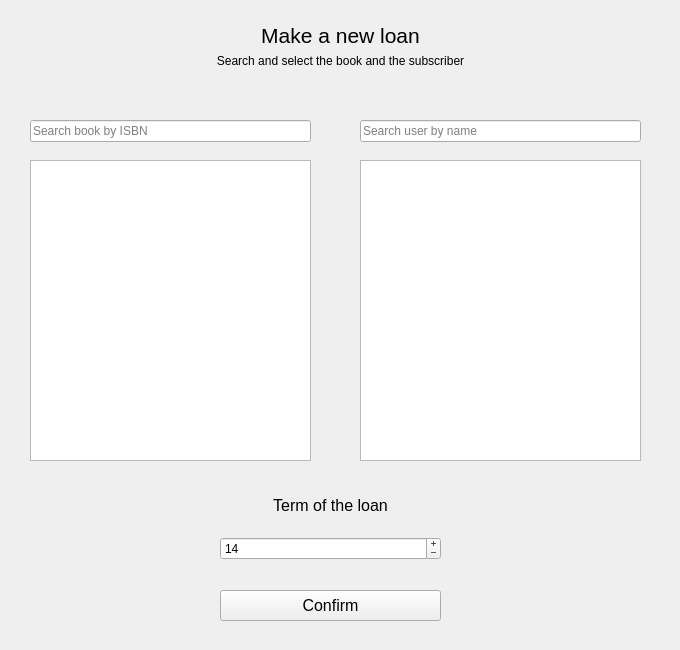
sophieham/Glybook, file source/loandialog.ui: the form before one commit.
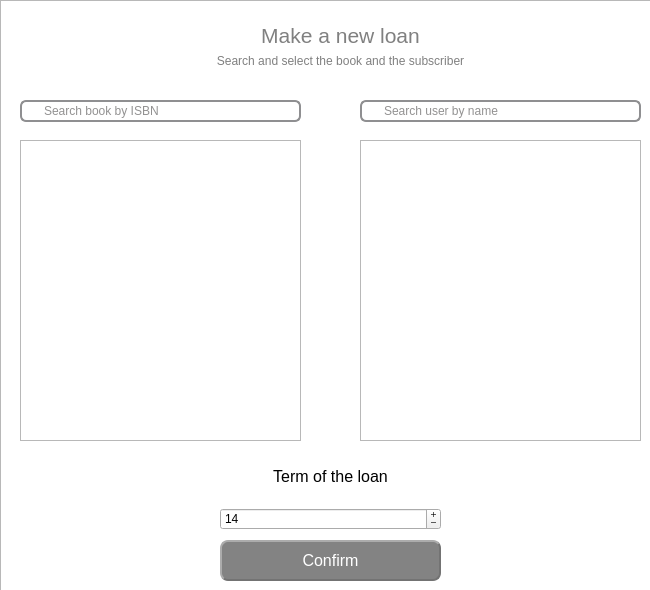
The form after the commit. Icons and pictures are not drawn.

Patch:
```diff
--- a/source/loandialog.ui
+++ b/source/loandialog.ui
@@ -6,18 +6,45 @@
    <rect>
     <x>0</x>
     <y>0</y>
-    <width>680</width>
-    <height>650</height>
+    <width>650</width>
+    <height>590</height>
    </rect>
   </property>
   <property name="windowTitle">
    <string>Form</string>
   </property>
+  <property name="styleSheet">
+   <string notr="true">QTableWidget::item::selected{
+	background-color: rgb(114, 166, 162);
+}
+
+QTableWidget::item:selected:active {
+    background: #e5f3ff;
+	color: black;
+}
+
+QTableWidget::item:hover {
+    background:  #e5f3ff;
+}
+
+QLineEdit {
+border: 2px solid #8f8f91;
+border-radius: 6px;
+    background-image: url(:/icons/search.png);
+    background-repeat: no-repeat;
+    background-position: left;
+    color: #252424;
+    font-family: SegoeUI;
+    font-size: 12px;
+    padding: 0 0 0 20; /* left padding (last number) must be more than the icon's width */
+}
+</string>
+  </property>
   <widget class="QLineEdit" name="searchBook">
    <property name="geometry">
     <rect>
-     <x>30</x>
-     <y>120</y>
+     <x>20</x>
+     <y>100</y>
      <width>281</width>
      <height>22</height>
     </rect>
@@ -29,8 +56,8 @@
   <widget class="QTableWidget" name="tableBook">
    <property name="geometry">
     <rect>
-     <x>30</x>
-     <y>160</y>
+     <x>20</x>
+     <y>140</y>
      <width>281</width>
      <height>301</height>
     </rect>
@@ -68,7 +95,7 @@
    <property name="geometry">
     <rect>
      <x>360</x>
-     <y>120</y>
+     <y>100</y>
      <width>281</width>
      <height>22</height>
     </rect>
@@ -81,7 +108,7 @@
    <property name="geometry">
     <rect>
      <x>360</x>
-     <y>160</y>
+     <y>140</y>
      <width>281</width>
      <height>301</height>
     </rect>
@@ -114,9 +141,9 @@
    <property name="geometry">
     <rect>
      <x>220</x>
-     <y>590</y>
+     <y>540</y>
      <width>221</width>
-     <height>31</height>
+     <height>41</height>
     </rect>
    </property>
    <property name="font">
@@ -124,6 +151,26 @@
      <pointsize>12</pointsize>
     </font>
    </property>
+   <property name="styleSheet">
+    <string notr="true">QPushButton {
+	color: white;
+	border-radius: 8px;
+	background-color: rgb(131, 131, 131);
+    border-style: outset;
+    border-width: 2px;
+    border-color:rgb(115, 115, 115);
+    padding: 6px;
+}
+QPushButton:pressed {
+    border-style: inset;
+}
+
+QPushButton:hover {
+	background-color: rgb(115, 115, 115);
+    color:white;
+    border-style: outset;
+}</string>
+   </property>
    <property name="text">
     <string>Confirm</string>
    </property>
@@ -137,6 +184,9 @@
      <height>21</height>
     </rect>
    </property>
+   <property name="styleSheet">
+    <string notr="true">color: grey;</string>
+   </property>
    <property name="text">
     <string>Search and select the book and the subscriber</string>
    </property>
@@ -158,6 +208,9 @@
      <pointsize>16</pointsize>
     </font>
    </property>
+   <property name="styleSheet">
+    <string notr="true">color: grey;</string>
+   </property>
    <property name="text">
     <string>Make a new loan</string>
    </property>
@@ -169,7 +222,7 @@
    <property name="geometry">
     <rect>
      <x>220</x>
-     <y>480</y>
+     <y>450</y>
      <width>221</width>
      <height>80</height>
     </rect>
@@ -192,6 +245,9 @@
     </item>
     <item>
      <widget class="QSpinBox" name="termSpinBox">
+      <property name="styleSheet">
+       <string notr="true"/>
+      </property>
       <property name="buttonSymbols">
        <enum>QAbstractSpinBox::PlusMinus</enum>
       </property>
@@ -202,6 +258,28 @@
     </item>
    </layout>
   </widget>
+  <widget class="QGraphicsView" name="graphicsView">
+   <property name="geometry">
+    <rect>
+     <x>0</x>
+     <y>0</y>
+     <width>651</width>
+     <height>591</height>
+    </rect>
+   </property>
+   <property name="styleSheet">
+    <string notr="true">background-image: url(:/icons/bg_book.jpg);</string>
+   </property>
+  </widget>
+  <zorder>graphicsView</zorder>
+  <zorder>searchBook</zorder>
+  <zorder>tableBook</zorder>
+  <zorder>searchUser</zorder>
+  <zorder>tableUser</zorder>
+  <zorder>confirmBttn</zorder>
+  <zorder>subtext</zorder>
+  <zorder>title</zorder>
+  <zorder>verticalLayoutWidget</zorder>
  </widget>
  <resources/>
  <connections/>
```
